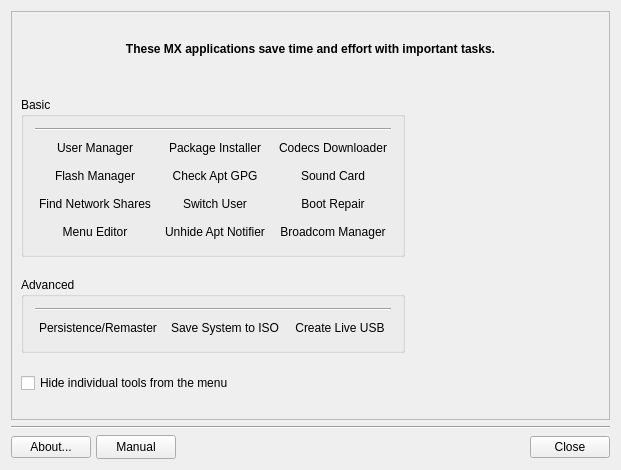
Qt form mxtools.ui (AdrianTM/mx-tools) before a commit.
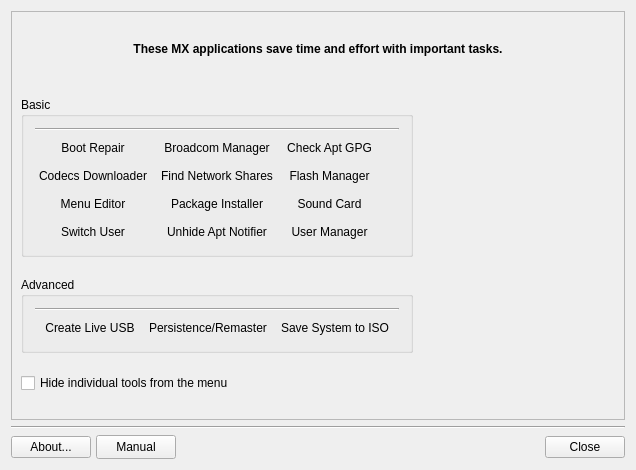
The same form after that commit. Icons and pictures are not drawn. Custom widgets are drawn as their Qt base class.

```diff
--- a/mxtools.ui
+++ b/mxtools.ui
@@ -6,7 +6,7 @@
    <rect>
     <x>0</x>
     <y>0</y>
-    <width>621</width>
+    <width>636</width>
     <height>470</height>
    </rect>
   </property>
@@ -199,7 +199,7 @@
          <string>Advanced</string>
         </property>
         <layout class="QGridLayout" name="gridLayout_4">
-         <item row="0" column="0" colspan="3">
+         <item row="0" column="0" colspan="5">
           <widget class="Line" name="lineAdv">
            <property name="sizePolicy">
             <sizepolicy hsizetype="MinimumExpanding" vsizetype="Fixed">
@@ -215,24 +215,7 @@
            </property>
           </widget>
          </item>
-         <item row="1" column="0">
-          <widget class="FlatButton" name="buttonRemaster">
-           <property name="toolTip">
-            <string>Tools for live persistence and remastering.</string>
-           </property>
-           <property name="text">
-            <string>Persistence/Remaster</string>
-           </property>
-           <property name="icon">
-            <iconset>
-             <normaloff>../../../../../../../../usr/share/icons/Tango/24x24/categories/preferences-desktop.png</normaloff>../../../../../../../../usr/share/icons/Tango/24x24/categories/preferences-desktop.png</iconset>
-           </property>
-           <property name="flat">
-            <bool>true</bool>
-           </property>
-          </widget>
-         </item>
-         <item row="1" column="1">
+         <item row="1" column="3">
           <widget class="FlatButton" name="buttonSnapshot">
            <property name="toolTip">
             <string>Create a live-CD from the running system.</string>
@@ -249,7 +232,7 @@
            </property>
           </widget>
          </item>
-         <item row="1" column="2">
+         <item row="1" column="1">
           <widget class="FlatButton" name="buttonLiveUSB">
            <property name="toolTip">
             <string>Run MX live with persistence on a USB device.</string>
@@ -266,6 +249,23 @@
            </property>
           </widget>
          </item>
+         <item row="1" column="2">
+          <widget class="FlatButton" name="buttonRemaster">
+           <property name="toolTip">
+            <string>Tools for live persistence and remastering.</string>
+           </property>
+           <property name="text">
+            <string>Persistence/Remaster</string>
+           </property>
+           <property name="icon">
+            <iconset>
+             <normaloff>../../../../../../../../usr/share/icons/Tango/24x24/categories/preferences-desktop.png</normaloff>../../../../../../../../usr/share/icons/Tango/24x24/categories/preferences-desktop.png</iconset>
+           </property>
+           <property name="flat">
+            <bool>true</bool>
+           </property>
+          </widget>
+         </item>
         </layout>
        </widget>
       </item>
@@ -316,7 +316,7 @@
          <bool>false</bool>
         </property>
         <layout class="QGridLayout" name="gridLayout_3">
-         <item row="0" column="0" colspan="3">
+         <item row="0" column="0" colspan="4">
           <widget class="Line" name="lineBasic">
            <property name="sizePolicy">
             <sizepolicy hsizetype="MinimumExpanding" vsizetype="Fixed">
@@ -333,27 +333,12 @@
           </widget>
          </item>
          <item row="1" column="0">
-          <widget class="FlatButton" name="buttonUser">
-           <property name="font">
-            <font>
-             <underline>false</underline>
-             <kerning>true</kerning>
-            </font>
-           </property>
-           <property name="mouseTracking">
-            <bool>false</bool>
-           </property>
-           <property name="acceptDrops">
-            <bool>false</bool>
-           </property>
+          <widget class="FlatButton" name="buttonBootrepair">
            <property name="toolTip">
-            <string>Manage users and groups, repair settings.</string>
-           </property>
-           <property name="autoFillBackground">
-            <bool>false</bool>
+            <string>Repair boot problems.</string>
            </property>
            <property name="text">
-            <string>User Manager</string>
+            <string>Boot Repair</string>
            </property>
            <property name="icon">
             <iconset>
@@ -365,12 +350,12 @@
           </widget>
          </item>
          <item row="1" column="1">
-          <widget class="FlatButton" name="buttonPackageInstaller">
+          <widget class="FlatButton" name="buttonBroadcom">
            <property name="toolTip">
             <string>Install additional packages.</string>
            </property>
            <property name="text">
-            <string>Package Installer</string>
+            <string>Broadcom Manager</string>
            </property>
            <property name="icon">
             <iconset>
@@ -382,6 +367,23 @@
           </widget>
          </item>
          <item row="1" column="2">
+          <widget class="FlatButton" name="buttonCheckAptGPG">
+           <property name="toolTip">
+            <string>Check and add missing GPG keys needed by APT.</string>
+           </property>
+           <property name="text">
+            <string>Check Apt GPG</string>
+           </property>
+           <property name="icon">
+            <iconset>
+             <normaloff>../../../../../../../../usr/share/pixmaps/checkaptgpg.png</normaloff>../../../../../../../../usr/share/pixmaps/checkaptgpg.png</iconset>
+           </property>
+           <property name="flat">
+            <bool>true</bool>
+           </property>
+          </widget>
+         </item>
+         <item row="2" column="0">
           <widget class="FlatButton" name="buttonCodecs">
            <property name="toolTip">
             <string>Download and install restricted codecs.</string>
@@ -398,7 +400,24 @@
            </property>
           </widget>
          </item>
-         <item row="2" column="0">
+         <item row="2" column="1">
+          <widget class="FlatButton" name="buttonFindShares">
+           <property name="toolTip">
+            <string>Program for network troubleshooting and configuration.</string>
+           </property>
+           <property name="text">
+            <string>Find Network Shares</string>
+           </property>
+           <property name="icon">
+            <iconset>
+             <normaloff>../../../../../../../../usr/share/pixmaps/mx/mx-findshares.xpm</normaloff>../../../../../../../../usr/share/pixmaps/mx/mx-findshares.xpm</iconset>
+           </property>
+           <property name="flat">
+            <bool>true</bool>
+           </property>
+          </widget>
+         </item>
+         <item row="2" column="2">
           <widget class="FlatButton" name="buttonFlash">
            <property name="toolTip">
             <string>Manage Adobe Flash (tm) plugin.</string>
@@ -415,13 +434,13 @@
            </property>
           </widget>
          </item>
-         <item row="2" column="1">
-          <widget class="FlatButton" name="buttonCheckAptGPG">
+         <item row="3" column="0">
+          <widget class="FlatButton" name="buttonMenuEditor">
            <property name="toolTip">
             <string>Check and add missing GPG keys needed by APT.</string>
            </property>
            <property name="text">
-            <string>Check Apt GPG</string>
+            <string>Menu Editor</string>
            </property>
            <property name="icon">
             <iconset>
@@ -432,7 +451,24 @@
            </property>
           </widget>
          </item>
-         <item row="2" column="2">
+         <item row="3" column="1">
+          <widget class="FlatButton" name="buttonPackageInstaller">
+           <property name="toolTip">
+            <string>Install additional packages.</string>
+           </property>
+           <property name="text">
+            <string>Package Installer</string>
+           </property>
+           <property name="icon">
+            <iconset>
+             <normaloff>../../../../../../../../usr/share/pixmaps/mx/mx-packageinstaller.png</normaloff>../../../../../../../../usr/share/pixmaps/mx/mx-packageinstaller.png</iconset>
+           </property>
+           <property name="flat">
+            <bool>true</bool>
+           </property>
+          </widget>
+         </item>
+         <item row="3" column="2">
           <widget class="FlatButton" name="buttonSoundCard">
            <property name="toolTip">
             <string>Select the sound card you want to use.</string>
@@ -449,24 +485,7 @@
            </property>
           </widget>
          </item>
-         <item row="3" column="0">
-          <widget class="FlatButton" name="buttonFindShares">
-           <property name="toolTip">
-            <string>Program for network troubleshooting and configuration.</string>
-           </property>
-           <property name="text">
-            <string>Find Network Shares</string>
-           </property>
-           <property name="icon">
-            <iconset>
-             <normaloff>../../../../../../../../usr/share/pixmaps/mx/mx-findshares.xpm</normaloff>../../../../../../../../usr/share/pixmaps/mx/mx-findshares.xpm</iconset>
-           </property>
-           <property name="flat">
-            <bool>true</bool>
-           </property>
-          </widget>
-         </item>
-         <item row="3" column="1">
+         <item row="4" column="0">
           <widget class="FlatButton" name="buttonSwitchUser">
            <property name="toolTip">
             <string>Switch users without logging out.</string>
@@ -483,40 +502,6 @@
            </property>
           </widget>
          </item>
-         <item row="3" column="2">
-          <widget class="FlatButton" name="buttonBootrepair">
-           <property name="toolTip">
-            <string>Repair boot problems.</string>
-           </property>
-           <property name="text">
-            <string>Boot Repair</string>
-           </property>
-           <property name="icon">
-            <iconset>
-             <normaloff>../../../../../../../../usr/share/pixmaps/mx/mx-bootrepair.png</normaloff>../../../../../../../../usr/share/pixmaps/mx/mx-bootrepair.png</iconset>
-           </property>
-           <property name="flat">
-            <bool>true</bool>
-           </property>
-          </widget>
-         </item>
-         <item row="4" column="0">
-          <widget class="FlatButton" name="buttonMenuEditor">
-           <property name="toolTip">
-            <string>Xfce menu editor.</string>
-           </property>
-           <property name="text">
-            <string>Menu Editor</string>
-           </property>
-           <property name="icon">
-            <iconset>
-             <normaloff>../../../../../../../../usr/share/pixmaps/mx/mx-menu-editor.png</normaloff>../../../../../../../../usr/share/pixmaps/mx/mx-menu-editor.png</iconset>
-           </property>
-           <property name="flat">
-            <bool>true</bool>
-           </property>
-          </widget>
-         </item>
          <item row="4" column="1">
           <widget class="FlatButton" name="buttonAptNotifier">
            <property name="toolTip">
@@ -535,12 +520,27 @@
           </widget>
          </item>
          <item row="4" column="2">
-          <widget class="FlatButton" name="buttonBroadcom">
+          <widget class="FlatButton" name="buttonUser">
+           <property name="font">
+            <font>
+             <underline>false</underline>
+             <kerning>true</kerning>
+            </font>
+           </property>
+           <property name="mouseTracking">
+            <bool>false</bool>
+           </property>
+           <property name="acceptDrops">
+            <bool>false</bool>
+           </property>
            <property name="toolTip">
-            <string>Manage Broadcom WiFi drivers.</string>
+            <string>Manage users and groups, repair settings.</string>
+           </property>
+           <property name="autoFillBackground">
+            <bool>false</bool>
            </property>
            <property name="text">
-            <string>Broadcom Manager</string>
+            <string>User Manager</string>
            </property>
            <property name="icon">
             <iconset>
```
Left out of the diff: 12 changed lines with no effect on the pictures.
